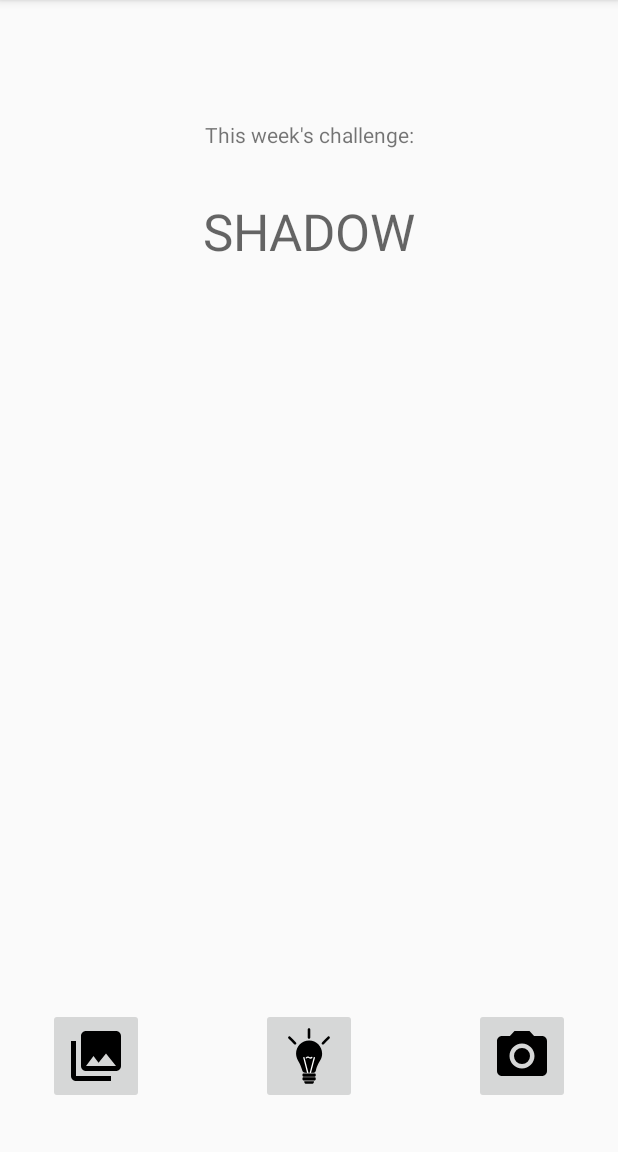
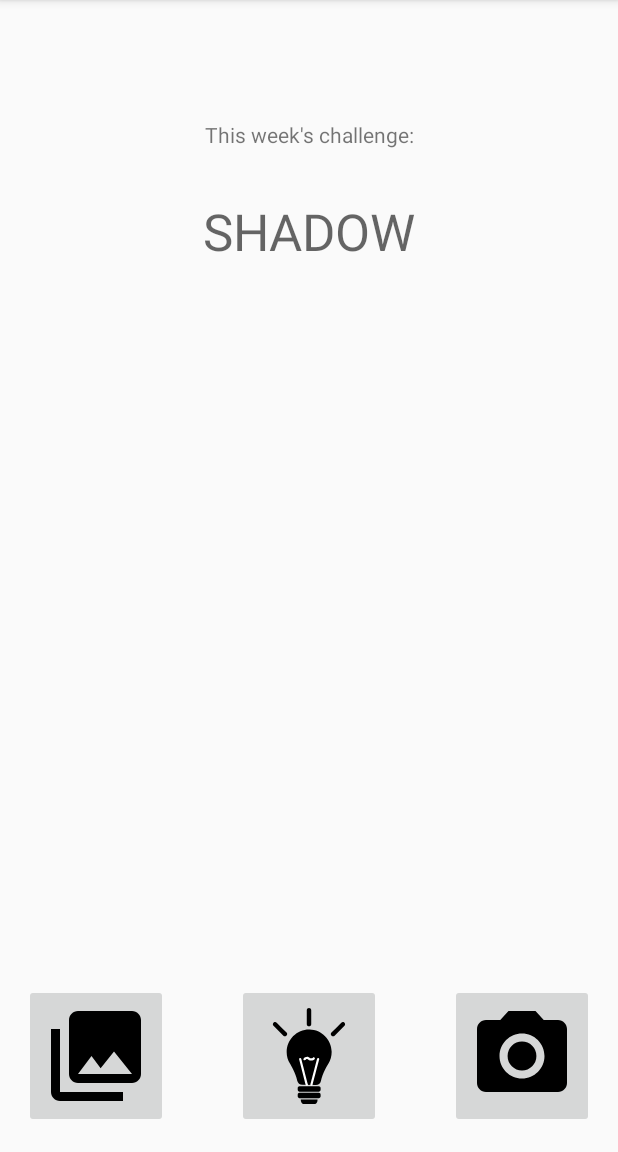
Before and after one commit to rushlet/ci360-mobile-app, an Android app: the screen it shows after launch (MainActivity), on a phone screen of 412 x 824 dp, the part 84-1236 px from its top. Run offline under Robolectric (Android 15) with nearby library versions, the phone set to English and light mode, and no system bars; our stand-ins replace Picasso; libraries missing offline, so code that uses them is left out: com.darsh.multipleimageselect; pictures from the network do not load.

Commit message:
resize home screen icons

```diff
--- a/app/src/main/res/layout/activity_main.xml
+++ b/app/src/main/res/layout/activity_main.xml
@@ -39,23 +39,22 @@
 
     <ImageButton
         android:id="@+id/imageButton_gallery"
-        android:layout_width="64dp"
-        android:layout_height="64dp"
-        android:layout_marginBottom="32dp"
-        android:layout_marginLeft="32dp"
-        android:layout_marginStart="32dp"
+        android:layout_width="96dp"
+        android:layout_height="96dp"
+        android:layout_marginBottom="16dp"
+        android:layout_marginLeft="16dp"
+        android:layout_marginStart="16dp"
         android:onClick="openGallery"
         android:scaleType="fitCenter"
         app:layout_constraintBottom_toBottomOf="parent"
         app:layout_constraintLeft_toLeftOf="parent"
-        app:srcCompat="@drawable/ic_menu_gallery"
-        tools:layout_editor_absoluteY="411dp" />
+        app:srcCompat="@drawable/ic_menu_gallery" />
 
     <ImageButton
         android:id="@+id/imageButton_inspiration"
-        android:layout_width="64dp"
-        android:layout_height="64dp"
-        android:layout_marginBottom="32dp"
+        android:layout_width="96dp"
+        android:layout_height="96dp"
+        android:layout_marginBottom="16dp"
         android:layout_marginEnd="8dp"
         android:layout_marginLeft="8dp"
         android:layout_marginRight="8dp"
@@ -64,17 +63,15 @@
         app:layout_constraintBottom_toBottomOf="parent"
         app:layout_constraintLeft_toLeftOf="parent"
         app:layout_constraintRight_toRightOf="parent"
-        app:srcCompat="@drawable/home_inspiration"
-        tools:layout_editor_absoluteX="-2dp"
-        tools:layout_editor_absoluteY="167dp" />
+        app:srcCompat="@drawable/home_inspiration" />
 
     <ImageButton
         android:id="@+id/imageButton_camera"
-        android:layout_width="64dp"
-        android:layout_height="64dp"
-        android:layout_marginBottom="32dp"
-        android:layout_marginEnd="32dp"
-        android:layout_marginRight="32dp"
+        android:layout_width="96dp"
+        android:layout_height="96dp"
+        android:layout_marginBottom="16dp"
+        android:layout_marginEnd="16dp"
+        android:layout_marginRight="16dp"
         android:scaleType="fitCenter"
         app:layout_constraintBottom_toBottomOf="parent"
         app:layout_constraintRight_toRightOf="parent"
```
